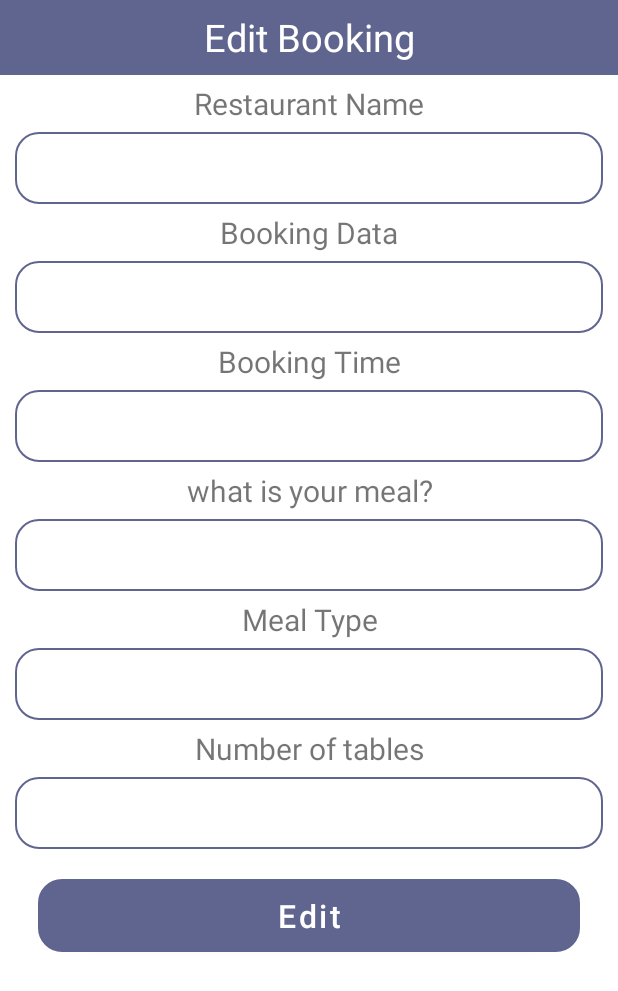
After one commit to kawyasamarasinghe/OASIS, an Android app: the layout update_res_popup.xml on its own in the app's theme, with its tools: preview values and no code run, on a phone screen of 412 x 824 dp. The commit adds this screen. Shown: the top 991 px of the screen. Run offline under Robolectric (Android 15) with nearby library versions, the phone set to English and light mode, and no system bars; Roboto replaces fonts that are not available here.

Commit message:
Implement update and delete crud operations for restaurant management

```diff
--- /dev/null
+++ b/app/src/main/res/layout/update_res_popup.xml
@@ -0,0 +1,146 @@
+<?xml version="1.0" encoding="utf-8"?>
+<LinearLayout xmlns:android="http://schemas.android.com/apk/res/android"
+    xmlns:tools="http://schemas.android.com/tools"
+    android:layout_width="match_parent"
+    android:layout_height="match_parent"
+    android:orientation="vertical">
+
+    <TextView
+        android:layout_width="match_parent"
+        android:layout_height="50dp"
+        android:background="@color/blue"
+        android:gravity="center"
+        android:text="Edit Booking"
+        android:textColor="#FFF"
+        android:textSize="25dp" />
+
+    <TextView
+        android:layout_width="match_parent"
+        android:layout_height="wrap_content"
+        android:layout_marginTop="5dp"
+        android:layout_marginBottom="5dp"
+        android:gravity="center"
+        android:text="Restaurant Name"
+        android:textSize="20dp" />
+
+    <EditText
+        android:id="@+id/txtrname"
+        android:layout_width="match_parent"
+        android:layout_height="48dp"
+        android:layout_marginLeft="10dp"
+        android:layout_marginRight="10dp"
+        android:background="@drawable/rounded"
+        android:gravity="center"
+        tools:ignore="SpeakableTextPresentCheck" />
+
+    <TextView
+        android:layout_width="match_parent"
+        android:layout_height="wrap_content"
+        android:layout_marginTop="5dp"
+        android:layout_marginBottom="5dp"
+        android:gravity="center"
+        android:text="Booking Data"
+        android:textSize="20dp" />
+
+    <EditText
+        android:id="@+id/txtrdate"
+        android:layout_width="match_parent"
+        android:layout_height="48dp"
+        android:layout_marginLeft="10dp"
+        android:layout_marginRight="10dp"
+        android:background="@drawable/rounded"
+        android:gravity="center"
+        tools:ignore="SpeakableTextPresentCheck" />
+
+    <TextView
+        android:layout_width="match_parent"
+        android:layout_height="wrap_content"
+        android:layout_marginTop="5dp"
+        android:layout_marginBottom="5dp"
+        android:gravity="center"
+        android:text="Booking Time"
+        android:textSize="20dp" />
+
+    <EditText
+        android:id="@+id/txtrtime"
+        android:layout_width="match_parent"
+        android:layout_height="48dp"
+        android:layout_marginLeft="10dp"
+        android:layout_marginRight="10dp"
+        android:background="@drawable/rounded"
+        android:gravity="center"
+        tools:ignore="SpeakableTextPresentCheck" />
+
+    <TextView
+        android:layout_width="match_parent"
+        android:layout_height="wrap_content"
+        android:layout_marginTop="5dp"
+        android:layout_marginBottom="5dp"
+        android:gravity="center"
+        android:text="what is your meal?"
+        android:textSize="20dp" />
+
+    <EditText
+        android:id="@+id/txtrmeal"
+        android:layout_width="match_parent"
+        android:layout_height="48dp"
+        android:layout_marginLeft="10dp"
+        android:layout_marginRight="10dp"
+        android:background="@drawable/rounded"
+        android:gravity="center"
+        tools:ignore="SpeakableTextPresentCheck" />
+
+    <TextView
+        android:layout_width="match_parent"
+        android:layout_height="wrap_content"
+        android:layout_marginTop="5dp"
+        android:layout_marginBottom="5dp"
+        android:gravity="center"
+        android:text="Meal Type"
+        android:textSize="20dp" />
+
+    <EditText
+        android:id="@+id/txtrtype"
+        android:layout_width="match_parent"
+        android:layout_height="48dp"
+        android:layout_marginLeft="10dp"
+        android:layout_marginRight="10dp"
+        android:background="@drawable/rounded"
+        android:gravity="center"
+        tools:ignore="SpeakableTextPresentCheck" />
+
+    <TextView
+        android:layout_width="match_parent"
+        android:layout_height="wrap_content"
+        android:layout_marginTop="5dp"
+        android:layout_marginBottom="5dp"
+        android:gravity="center"
+        android:text="Number of tables"
+        android:textSize="20dp" />
+
+    <EditText
+        android:id="@+id/txtrtables"
+        android:layout_width="match_parent"
+        android:layout_height="48dp"
+        android:layout_marginLeft="10dp"
+        android:layout_marginRight="10dp"
+        android:background="@drawable/rounded"
+        android:gravity="center"
+        tools:ignore="SpeakableTextPresentCheck" />
+
+    <Button
+        android:id="@+id/btnredit"
+        android:layout_width="match_parent"
+        android:layout_height="wrap_content"
+        android:layout_marginLeft="25dp"
+        android:layout_marginTop="20dp"
+        android:layout_marginRight="25sp"
+        android:background="@drawable/rounded"
+        android:backgroundTint="@color/blue"
+        android:gravity="center"
+        android:text="Edit"
+        android:textAllCaps="false"
+        android:textSize="21dp" />
+
+
+</LinearLayout>
--- a/app/src/main/res/values/colors.xml
+++ b/app/src/main/res/values/colors.xml
@@ -1,7 +1,7 @@
 <?xml version="1.0" encoding="utf-8"?>
 <resources>
     <color name="purple_200">#FFBB86FC</color>
-    <color name="purple_500">#FF6200EE</color>
+    <color name="purple_500">#5F658F</color>
     <color name="purple_700">#FF3700B3</color>
     <color name="teal_200">#FF03DAC5</color>
     <color name="teal_700">#FF018786</color>
```
Also changed, not shown: app/src/main/AndroidManifest.xml (+1 -6 lines), app/src/main/java/extended/ui/oasistravelplanner/MainActivity.java (+12 -1 lines), app/src/main/java/extended/ui/oasistravelplanner/edit_bookings.java (deleted, +0 -14 lines), app/src/main/java/extended/ui/oasistravelplanner/map.java (deleted, +0 -14 lines), app/src/main/java/extended/ui/oasistravelplanner/my_bookingsAdapter.java (+83 -2 lines), app/src/main/res/layout/activity_edit_bookings.xml (deleted, +0 -226 lines), app/src/main/res/layout/activity_home_booking.xml (+49 -51 lines), app/src/main/res/layout/activity_map.xml (deleted, +0 -36 lines), app/src/main/res/drawable-v24/imgr.png (added), app/src/main/res/drawable/img2.jpg (deleted).
